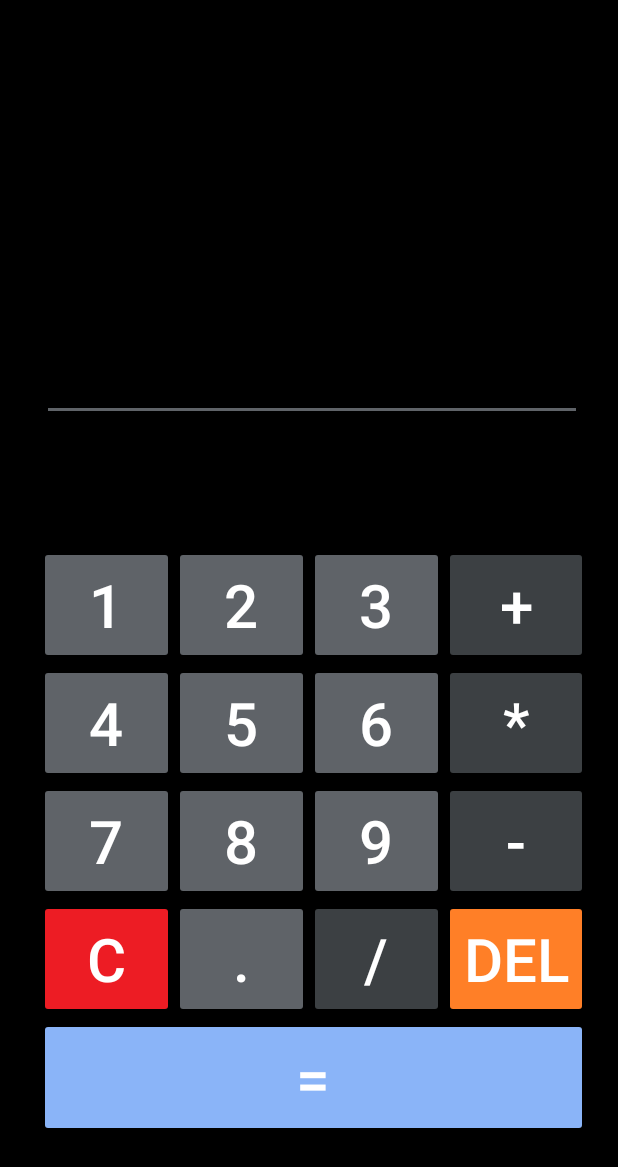
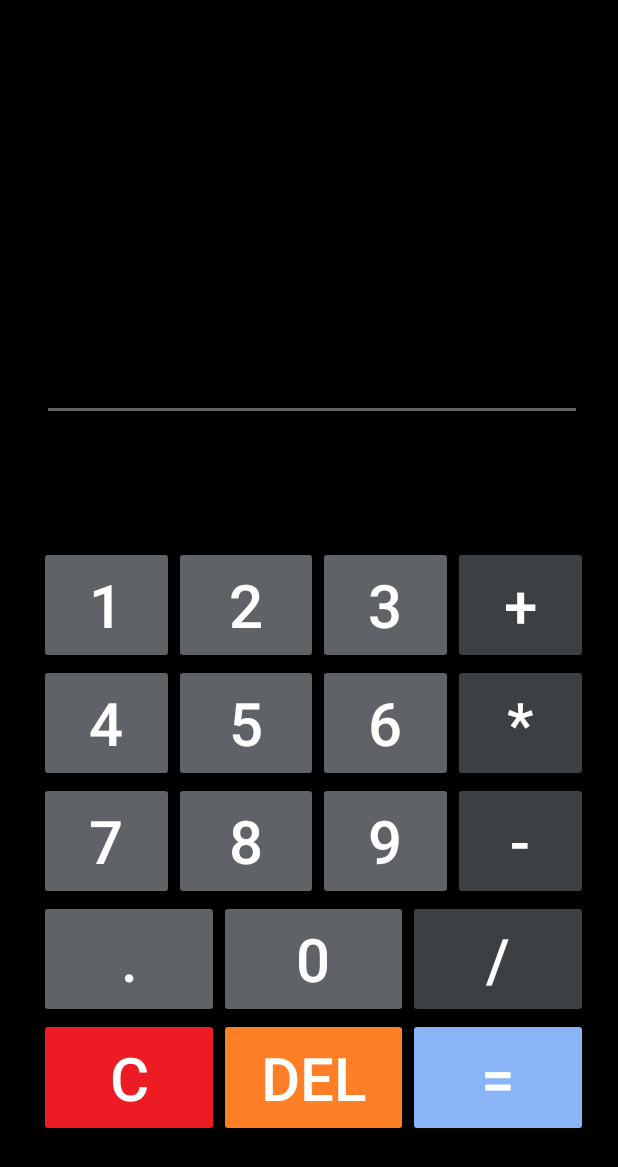
Before and after one commit to Dreufter/MobileApps, an Android app: the screen it shows after launch (MainActivity), on a phone screen of 412 x 824 dp. Shown: the top 1167 px of the screen. Run offline under Robolectric (Android 15) with nearby library versions, the phone set to English and light mode, and no system bars; libraries missing offline, so code that uses them is left out: com.udojava.evalex.

Commit message:
#update zero button added

```diff
--- a/Calculator/app/src/main/java/hl/t1/ejemplo05/MainActivity.java
+++ b/Calculator/app/src/main/java/hl/t1/ejemplo05/MainActivity.java
@@ -79,6 +79,10 @@ public class MainActivity extends AppCompatActivity implements View.OnClickListe
                 this.operation+=".";
                 nums.setText(this.operation);
                 break;
+            case R.id.button18:
+                this.operation+="0";
+                nums.setText(this.operation);
+                break;
             case R.id.button15:
                 this.operation+="/";
                 nums.setText(this.operation);
--- a/Calculator/app/src/main/res/layout/activity_main.xml
+++ b/Calculator/app/src/main/res/layout/activity_main.xml
@@ -175,17 +175,6 @@
             android:layout_weight="1">
 
             <Button
-                android:id="@+id/button13"
-                android:layout_width="wrap_content"
-                android:layout_height="match_parent"
-                android:layout_weight="1"
-                android:backgroundTint="@color/red"
-                android:onClick="onClick"
-                android:text="C"
-                android:textColor="@color/white"
-                android:textSize="40dp" />
-
-            <Button
                 android:id="@+id/button14"
                 android:layout_width="wrap_content"
                 android:layout_height="match_parent"
@@ -193,6 +182,17 @@
                 android:backgroundTint="@color/grey"
                 android:onClick="onClick"
                 android:text="."
+                android:textColor="@color/white"
+                android:textSize="40dp" />
+
+            <Button
+                android:id="@+id/button18"
+                android:layout_width="wrap_content"
+                android:layout_height="match_parent"
+                android:layout_weight="1"
+                android:backgroundTint="@color/grey"
+                android:onClick="onClick"
+                android:text="0"
                 android:textColor="@color/white"
                 android:textSize="40dp" />
 
@@ -207,6 +207,24 @@
                 android:textColor="@color/white"
                 android:textSize="40dp" />
 
+        </TableRow>
+
+        <TableRow
+            android:layout_width="match_parent"
+            android:layout_height="match_parent"
+            android:layout_weight="1">
+
+            <Button
+                android:id="@+id/button13"
+                android:layout_width="wrap_content"
+                android:layout_height="match_parent"
+                android:layout_weight="1"
+                android:backgroundTint="@color/red"
+                android:onClick="onClick"
+                android:text="C"
+                android:textColor="@color/white"
+                android:textSize="40dp" />
+
             <Button
                 android:id="@+id/button16"
                 android:layout_width="wrap_content"
@@ -217,12 +235,6 @@
                 android:text="DEL"
                 android:textColor="@color/white"
                 android:textSize="40dp" />
-        </TableRow>
-
-        <TableRow
-            android:layout_width="match_parent"
-            android:layout_height="match_parent"
-            android:layout_weight="1">
 
             <Button
                 android:id="@+id/button17"
```
